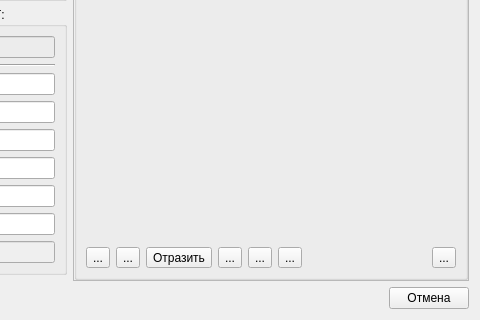
The window that SanPasport/Dialog/dialog_editant.ui (Kansept/SanPasport) describes before a commit, drawn with Qt 5; both pictures show x 209 to 689 and y 402 to 722 of the 689 by 722 pixel window.
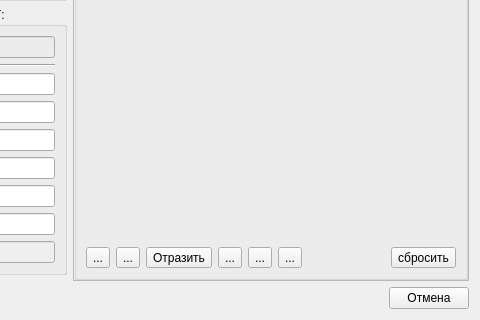
The same window after the commit. Icons and pictures are not drawn. Custom widgets are drawn as their Qt base class.

```diff
--- a/SanPasport/Dialog/dialog_editant.ui
+++ b/SanPasport/Dialog/dialog_editant.ui
@@ -226,7 +226,7 @@
             <string>&lt;html&gt;&lt;head/&gt;&lt;body&gt;&lt;p&gt;Сбросить &lt;/p&gt;&lt;/body&gt;&lt;/html&gt;</string>
            </property>
            <property name="text">
-            <string>...</string>
+            <string>сбросить</string>
            </property>
           </widget>
          </item>
```
